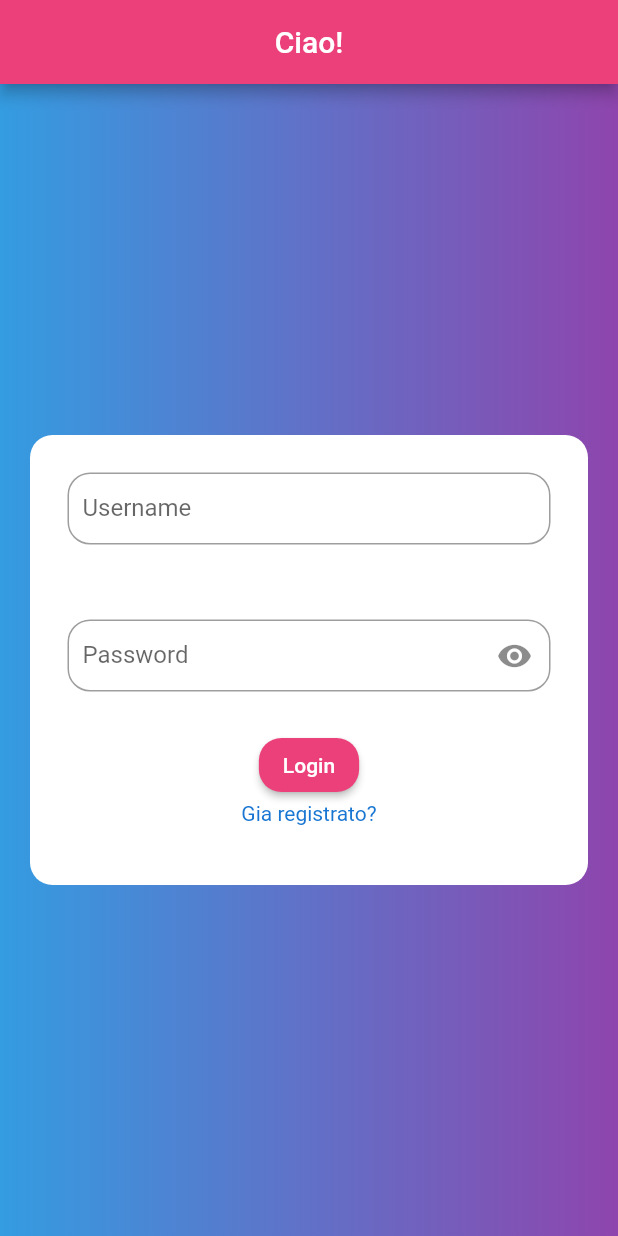
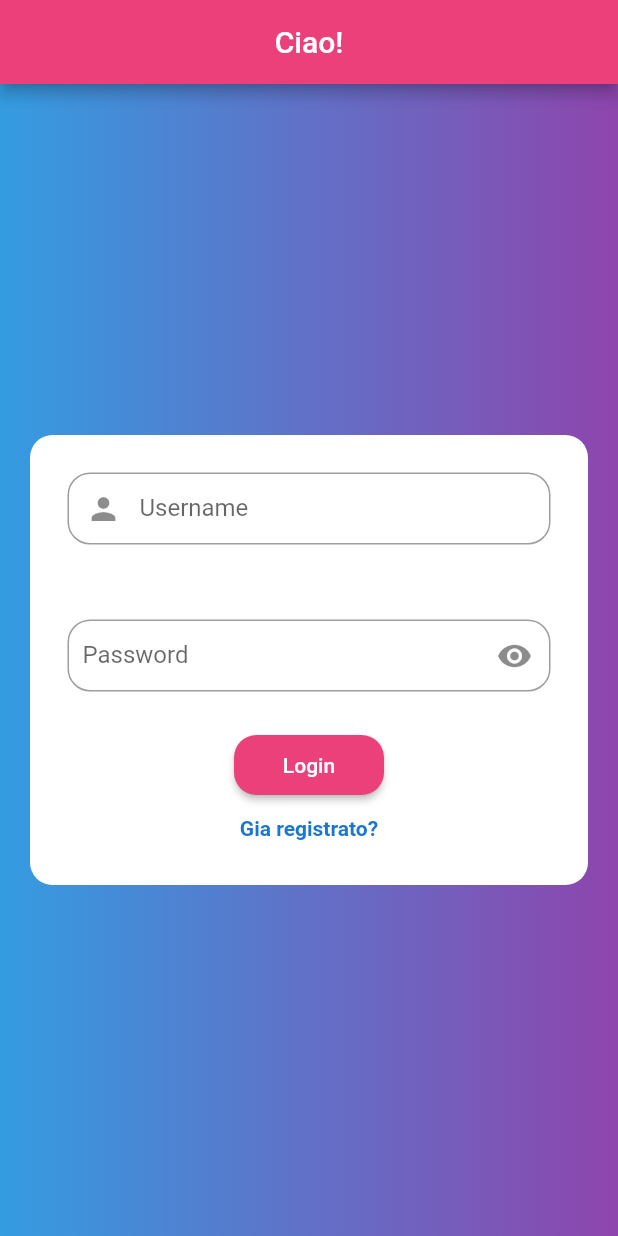
Before and after one commit to edoremo00/authusermobile, a Flutter app: the screen it shows after launch, after a tap on "Login", on a phone screen of 412 x 824 dp. Run offline on Flutter 3.47's test engine with Material 2 defaults, Android fonts, the light colour scheme and no system bars.

Commit message:
aggiunta icona utente all'interno della label username

```diff
--- a/lib/schermate/Loginstateful.dart
+++ b/lib/schermate/Loginstateful.dart
@@ -46,10 +46,12 @@ class _LoginscreenState extends State<Loginscreen> {
                       padding: EdgeInsets.all(25),
                       child: TextField(
                         decoration: InputDecoration(
+                            prefixIcon: Icon(Icons.person),
                             contentPadding: EdgeInsets.all(10),
                             border: OutlineInputBorder(
                               borderRadius:
                                   BorderRadius.all(Radius.circular(15)),
+                              //borderSide: BorderSide(color: Colors.pink) DOVREBBE SERVIRE PER CAMBIARE COLORE BORDO
                             ),
                             labelText: 'Username'),
                       ),
@@ -77,21 +79,29 @@ class _LoginscreenState extends State<Loginscreen> {
                       ),
                     ),
                     ElevatedButton(
-                      onPressed: () => 'click',
+                      onPressed: () => print('click'),
                       child: Text('Login'),
                       style: ElevatedButton.styleFrom(
                           primary: Colors.pink[400],
+                          fixedSize: Size(100, 40),
                           shape: RoundedRectangleBorder(
                               borderRadius:
-                                  BorderRadius.all(Radius.circular(15)))),
+                                  BorderRadius.all(Radius.circular(15))),
+                          padding: EdgeInsets.all(10)),
+                    ),
+                    SizedBox(
+                      height: 10,
                     ),
                     Center(
                       child: GestureDetector(
-                        onTap: () => print(
-                            'cliccato'), //aggiungere navigate a pagina register
+                        onTap: () => {
+                          Navigator.pushNamed(context, 'Register')
+                        }, //aggiungere navigate a pagina register
                         child: Text(
                           'Gia registrato?',
-                          style: TextStyle(color: Colors.blue[700]),
+                          style: TextStyle(
+                              color: Colors.blue[700],
+                              fontWeight: FontWeight.w600),
                         ),
                       ),
                     )
```
